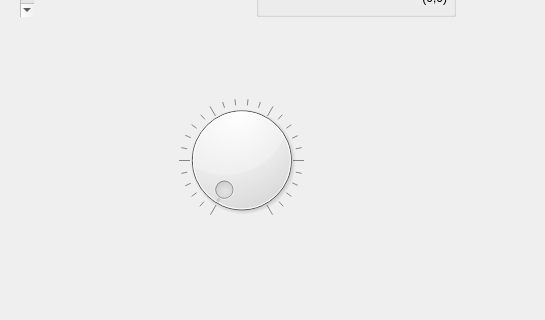
Before: the Qt Designer form resource/VirtualJoy.ui in Edwinlinks/rqt_virtual_dbus, drawn with Qt 5; both pictures show x 0 to 545 and y 395 to 715 of the 1004 by 876 pixel window.
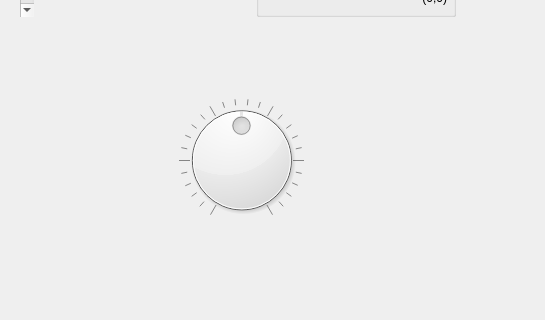
After: the same form once the commit is applied.

Commit message: Add wheel control.

The edit to the form file:
```diff
--- a/resource/VirtualJoy.ui
+++ b/resource/VirtualJoy.ui
@@ -240,6 +240,12 @@
          </item>
          <item row="0" column="0">
           <widget class="QDial" name="wheel">
+           <property name="maximum">
+            <number>100</number>
+           </property>
+           <property name="value">
+            <number>50</number>
+           </property>
            <property name="notchTarget">
             <double>3.700000000000000</double>
            </property>
```
The commit also changes 2 other files.
